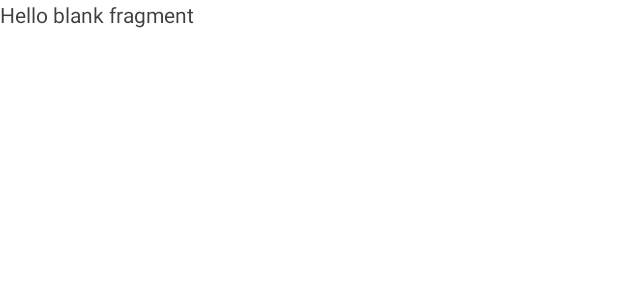
After one commit to socialc0de/refugees-welcome-app-deprecated, an Android app: the layout fragment_faqcategory.xml on its own in the app's theme, with its tools: preview values and no code run, on a phone screen of 412 x 824 dp. The commit adds this screen. Shown: the top 300 px of the screen. Run offline under Robolectric (Android 15) with nearby library versions, the light colour scheme and no system bars.

Commit message:
Did some fixes in my RecyclerView

```diff
--- a/app/src/main/AndroidManifest.xml
+++ b/app/src/main/AndroidManifest.xml
@@ -41,6 +41,7 @@
         </activity>
         <activity
             android:name=".MainActivity"
+            android:screenOrientation="portrait"
             android:label="@string/title_activity_product_view"
             android:parentActivityName=".SignInActivity"
             android:theme="@style/CustomHeaderLight">
--- a/app/src/main/res/layout/faq_layout.xml
+++ b/app/src/main/res/layout/faq_layout.xml
@@ -24,7 +24,7 @@
             android:layout_width="wrap_content"
             android:layout_height="wrap_content"
             android:layout_below="@id/headImage"
-            android:padding="20dp">
+            android:padding="10dp">
 
             <TextView
                 android:id="@+id/txtName"
--- /dev/null
+++ b/app/src/main/res/layout/fragment_faqcategory.xml
@@ -0,0 +1,14 @@
+<FrameLayout xmlns:android="http://schemas.android.com/apk/res/android"
+    xmlns:tools="http://schemas.android.com/tools"
+    android:layout_width="match_parent"
+    android:layout_height="match_parent"
+    tools:context="de.pajowu.donate.FAQCategoryFragment"
+    android:background="@color/textWhite">
+
+    <!-- TODO: Update blank fragment layout -->
+    <TextView
+        android:layout_width="match_parent"
+        android:layout_height="match_parent"
+        android:text="@string/hello_blank_fragment" />
+
+</FrameLayout>
```
Also changed, not shown: app/src/main/java/de/pajowu/donate/CategoryCardItem.java (added, +14 -0 lines), app/src/main/java/de/pajowu/donate/ContactInfo.java (deleted, +0 -9 lines), app/src/main/java/de/pajowu/donate/FAQCategoryFragment.java (added, +29 -0 lines), app/src/main/java/de/pajowu/donate/FAQFragment.java (+28 -16 lines), app/src/main/java/de/pajowu/donate/RecyclerViewAdapter.java (renamed from app/src/main/java/de/pajowu/donate/MyAdapter.java, +8 -4 lines), app/src/main/res/layout/fragment_faqfragment.xml (+2 -5 lines).
